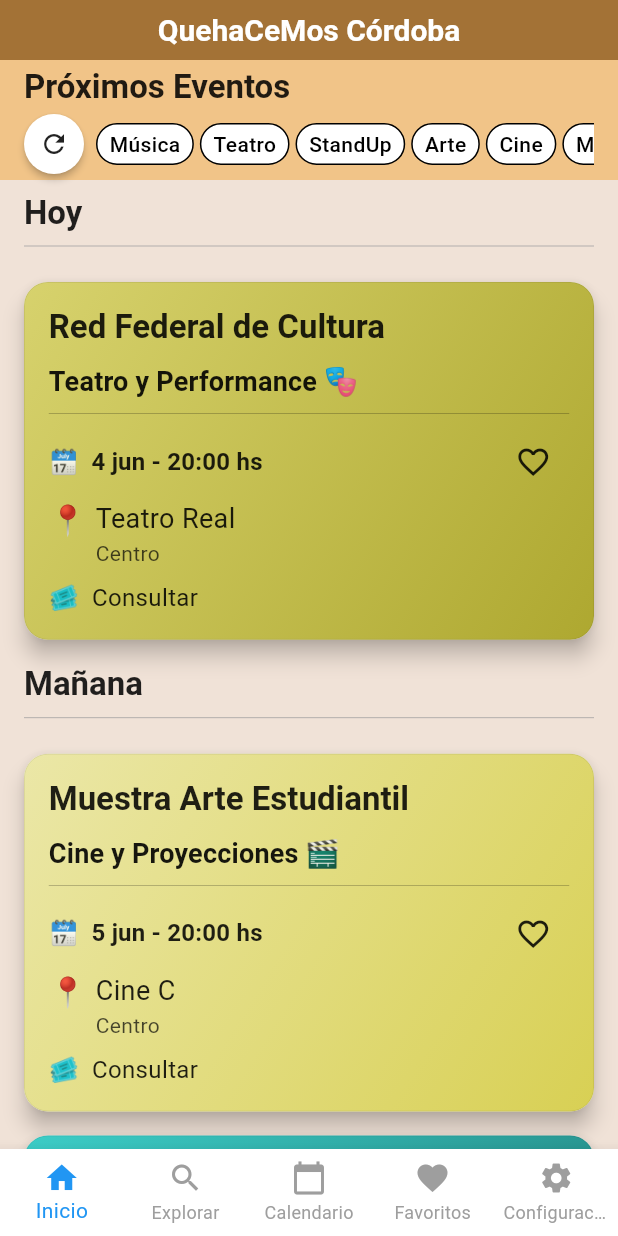
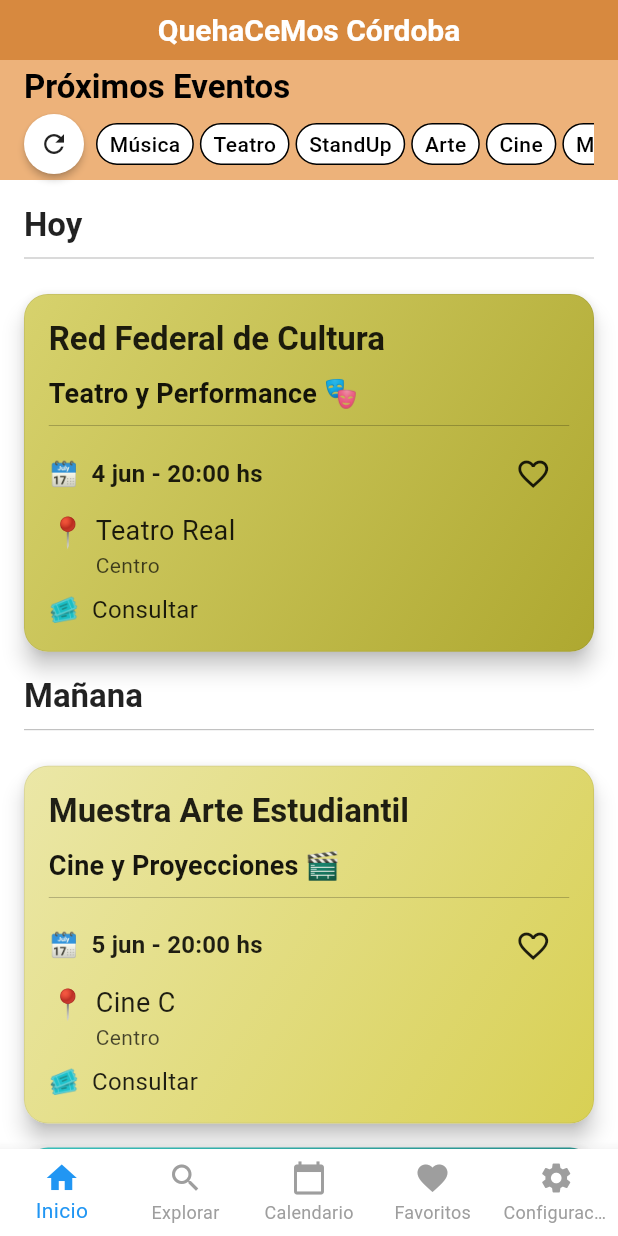
Before and after one commit to MarioLuisP/KeaCemos, a Flutter app: the screen it shows after launch, on a phone screen of 412 x 824 dp. Run offline on Flutter 3.47's test engine with Material 3 defaults, Android fonts, the phone set to English and light mode, and no system bars; our stand-ins replace cached_network_image, firebase_auth, google_sign_in, share_plus, shared_preferences, table_calendar; accounts and stored records are empty; Roboto replaces fonts that are missing (Nunito).

Commit message:
themes reestr

```diff
--- a/lib/src/pages/home_page.dart
+++ b/lib/src/pages/home_page.dart
@@ -151,26 +151,81 @@ class _HomePageState extends State<HomePage>
       return _buildErrorScaffold(viewModel);
     }
 
-    // ✅ CORRECCIÓN: Obtener datos del ViewModel y convertir tipos
     final displayedEvents = viewModel.getHomePageEvents();
     final groupedEventsRaw = viewModel.getGroupedEvents();
     final sortedDatesRaw = viewModel.getSortedDates();
 
-    // Convertir tipos String -> DateTime
     final groupedEvents = _convertGroupedEvents(groupedEventsRaw);
     final sortedDates = _convertSortedDates(sortedDatesRaw);
 
     return Scaffold(
+      backgroundColor: Theme.of(context).colorScheme.background,
       appBar: _buildAppBar(),
-      body: _buildBody(
-        viewModel: viewModel,
-        prefs: prefs,
-        displayedEvents: displayedEvents,
-        groupedEvents: groupedEvents,
-        sortedDates: sortedDates,
+      body: Column(
+        children: [
+          _buildFixedHeader(viewModel, prefs),
+          Expanded(
+            child: _buildScrollableBody(
+              viewModel: viewModel,
+              displayedEvents: displayedEvents,
+              groupedEvents: groupedEvents,
+              sortedDates: sortedDates,
+            ),
+          ),
+        ],
       ),
     );
   }
+  Widget _buildFixedHeader(HomeViewModel viewModel, PreferencesProvider prefs) {
+    return Container(
+      width: double.infinity,
+      color: Theme.of(context).colorScheme.secondaryContainer,
+      padding: const EdgeInsets.symmetric(horizontal: 16.0, vertical: 4.0),
+      child: Column(
+        crossAxisAlignment: CrossAxisAlignment.start,
+        children: [
+          Text(
+            viewModel.getPageTitle(),
+            style: Theme.of(context).textTheme.titleLarge?.copyWith(
+                  fontWeight: FontWeight.bold,
+                  color: Theme.of(context).colorScheme.onSecondaryContainer,
+                ),
+          ),
+          const SizedBox(height: 4),
+          FilterChipsRow(prefs: prefs, viewModel: viewModel),
+        ],
+      ),
+    );
+  }
+
+  Widget _buildScrollableBody({
+    required HomeViewModel viewModel,
+    required List<dynamic> displayedEvents,
+    required Map<DateTime, List<dynamic>> groupedEvents,
+    required List<DateTime> sortedDates,
+  }) {
+    if (displayedEvents.isEmpty) {
+      return _buildEmptyState(viewModel);
+    }
+
+    return ListView(
+      padding: EdgeInsets.only(top: 8.0),
+      children: sortedDates.expand((date) {
+        final eventsOnDate = groupedEvents[date]!;
+        final sectionTitle =
+            viewModel.getSectionTitle(DateFormat('yyyy-MM-dd').format(date));
+        return [
+          _buildSectionHeader(sectionTitle),
+          ...eventsOnDate.map((event) => EventCardWidget(
+                event: event,
+                viewModel: viewModel,
+                key: ValueKey(event['id']),
+              )),
+        ];
+      }).toList(),
+    );
+  }
+
 
   // ✅ NUEVO: Método para convertir Map<String, List> -> Map<DateTime, List>
   Map<DateTime, List<dynamic>> _convertGroupedEvents(Map<String, List<Map<String, String>>> rawEvents) {
--- a/lib/src/themes/themes.dart
+++ b/lib/src/themes/themes.dart
@@ -1,17 +1,21 @@
 import 'package:flutter/material.dart';
 
 class AppThemes {
-  static final ThemeData normalTheme = ThemeData(
+ static final ThemeData normalTheme = (() {
+  final Color baseAppBarColor = Color(0xFFE48832); // marrón
+  final Color secondaryLerped = Color.lerp(baseAppBarColor, Colors.white, 0.35)!; // 20% blanco mezclado
+
+  return ThemeData(
     brightness: Brightness.light,
     primaryColor: Colors.blue,
-    colorScheme: const ColorScheme.light(
+    colorScheme: ColorScheme.light(
       primary: Colors.blue,
-      secondary: Colors.blueAccent,
+      secondary: secondaryLerped,
       surface: Colors.white,
     ),
     scaffoldBackgroundColor: Color(0xFFF0E2D7),
-    appBarTheme: const AppBarTheme(
-      backgroundColor: Color.fromARGB(255, 172, 111, 41),
+    appBarTheme: AppBarTheme(
+      backgroundColor: baseAppBarColor,
       foregroundColor: Colors.white,
     ),
     textTheme: const TextTheme(
@@ -23,18 +27,23 @@ class AppThemes {
       unselectedItemColor: Colors.grey,
     ),
   );
+})();
 
-  static final ThemeData darkTheme = ThemeData(
+static final ThemeData darkTheme = (() {
+  final Color baseAppBarColor = Colors.grey[900]!;
+  final Color secondaryLerped = Color.lerp(baseAppBarColor, Colors.white, 0.35)!;
+
+  return ThemeData(
     brightness: Brightness.dark,
     primaryColor: Colors.blueGrey,
     colorScheme: ColorScheme.dark(
       primary: Colors.blueGrey,
-      secondary: Colors.cyan,
+      secondary: secondaryLerped,
       surface: Colors.grey[900]!,
     ),
     scaffoldBackgroundColor: Colors.grey[900],
     appBarTheme: AppBarTheme(
-      backgroundColor: Colors.grey[900],
+      backgroundColor: baseAppBarColor,
       foregroundColor: Colors.white,
     ),
     textTheme: const TextTheme(
@@ -46,18 +55,23 @@ class AppThemes {
       unselectedItemColor: Colors.grey,
     ),
   );
+})();
 
-  static final ThemeData fluorTheme = ThemeData(
+static final ThemeData fluorTheme = (() {
+  final Color baseAppBarColor = Colors.black;
+  final Color secondaryLerped = Color.lerp(baseAppBarColor, Colors.white, 0.35)!;
+
+  return ThemeData(
     brightness: Brightness.dark,
     primaryColor: Colors.pinkAccent,
-    colorScheme: const ColorScheme.dark(
+    colorScheme: ColorScheme.dark(
       primary: Colors.pinkAccent,
-      secondary: Colors.limeAccent,
+      secondary: secondaryLerped,
       surface: Colors.black,
     ),
     scaffoldBackgroundColor: Colors.black,
-    appBarTheme: const AppBarTheme(
-      backgroundColor: Colors.black,
+    appBarTheme: AppBarTheme(
+      backgroundColor: baseAppBarColor,
       foregroundColor: Colors.cyanAccent,
     ),
     textTheme: const TextTheme(
@@ -69,18 +83,24 @@ class AppThemes {
       unselectedItemColor: Colors.grey,
     ),
   );
+})();
 
-  static final ThemeData harmonyTheme = ThemeData(
+
+static final ThemeData harmonyTheme = (() {
+  final Color baseAppBarColor = CustomColors.peach;
+  final Color secondaryLerped = Color.lerp(baseAppBarColor, Colors.white, 0.35)!;
+
+  return ThemeData(
     brightness: Brightness.light,
     primaryColor: CustomColors.peach,
-    colorScheme: const ColorScheme.light(
+    colorScheme: ColorScheme.light(
       primary: CustomColors.peach,
-      secondary: CustomColors.mint,
+      secondary: secondaryLerped,
       surface: Colors.white,
     ),
     scaffoldBackgroundColor: Colors.white,
-    appBarTheme: const AppBarTheme(
-      backgroundColor: CustomColors.peach,
+    appBarTheme: AppBarTheme(
+      backgroundColor: baseAppBarColor,
       foregroundColor: Colors.black87,
     ),
     textTheme: const TextTheme(
@@ -92,18 +112,23 @@ class AppThemes {
       unselectedItemColor: Colors.grey,
     ),
   );
+})();
 
-  static final ThemeData sepiaTheme = ThemeData(
+static final ThemeData sepiaTheme = (() {
+  final Color baseAppBarColor = const Color(0xFF6B4E31);
+  final Color secondaryLerped = Color.lerp(baseAppBarColor, Colors.white, 0.35)!;
+
+  return ThemeData(
     brightness: Brightness.light,
-    primaryColor: Color(0xFF6B4E31), // Marrón oscuro
-    colorScheme: const ColorScheme.light(
-      primary: Color(0xFF6B4E31),
-      secondary: Color(0xFFA38C7A), // Marrón piedra
-      surface: Color(0xFFF8F1E9), // Pergamino claro
+    primaryColor: baseAppBarColor,
+    colorScheme: ColorScheme.light(
+      primary: baseAppBarColor,
+      secondary: secondaryLerped,
+      surface: const Color(0xFFF8F1E9),
     ),
-    scaffoldBackgroundColor: Color(0xFFF8F1E9), // Pergamino claro
-    appBarTheme: const AppBarTheme(
-      backgroundColor: Color(0xFF6B4E31), // Marrón oscuro
+    scaffoldBackgroundColor: const Color(0xFFF8F1E9),
+    appBarTheme: AppBarTheme(
+      backgroundColor: baseAppBarColor,
       foregroundColor: Colors.white,
     ),
     textTheme: const TextTheme(
@@ -111,10 +136,11 @@ class AppThemes {
       bodyMedium: TextStyle(color: Colors.black87),
     ),
     bottomNavigationBarTheme: const BottomNavigationBarThemeData(
-      selectedItemColor: Color(0xFFA38C7A), // Marrón piedra
+      selectedItemColor: Color(0xFFA38C7A),
       unselectedItemColor: Colors.grey,
     ),
   );
+})();
 
   // Nuevo tema pastel basado en los colores del tema normal
   static final ThemeData pastelTheme = ThemeData(
@@ -122,12 +148,12 @@ class AppThemes {
     primaryColor: Color.lerp(Colors.blue, Colors.white, 0.7)!,
     colorScheme: ColorScheme.light(
       primary: Color.lerp(Colors.blue, Colors.white, 0.7)!,
-      secondary: Color.lerp(Colors.blueAccent, Colors.white, 0.7)!,
+      secondary: Color(0xFFF0E2D7),
       surface: Colors.white,
     ),
-    scaffoldBackgroundColor: Color.lerp(Color(0xFFF0E2D7), Colors.white, 0.3)!,
+    scaffoldBackgroundColor: Color.lerp(Color.fromARGB(255, 196, 140, 76), Colors.white, 0.3)!,
     appBarTheme: AppBarTheme(
-      backgroundColor: Color.lerp(Color.fromARGB(255, 172, 111, 41), Colors.white, 0.6)!,
+      backgroundColor: Color.lerp(Color(0xFFE4CDB2), Colors.white, 0.6)!,
       foregroundColor: Colors.black87,
     ),
     textTheme: const TextTheme(
```
